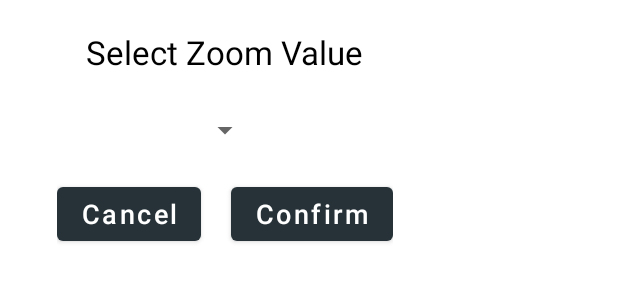
After one commit to aticiadem/RastgeleKonum, an Android app: the layout zoom_custom_dialog.xml on its own in the app's theme, with its tools: preview values and no code run, on a phone screen of 412 x 824 dp. The commit adds this screen. Shown: the top 300 px of the screen. Run offline under Robolectric (Android 15) with nearby library versions, the phone set to English and light mode, and no system bars.

Commit message:
Zoom ayari eklendi.

```diff
--- a/app/src/main/java/com/adematici/rastgelekonum/MapsActivity.kt
+++ b/app/src/main/java/com/adematici/rastgelekonum/MapsActivity.kt
@@ -38,7 +38,7 @@ class MapsActivity : AppCompatActivity(), OnMapReadyCallback {
         mapFragment.getMapAsync(this)
 
         sp = getSharedPreferences("ZoomInfo", Context.MODE_PRIVATE)!!
-        zoomValue = sp.getFloat("zoomFloat",15f)
+        zoomValue = sp.getFloat("zoomFloat",1f)
     }
 
     override fun onMapReady(googleMap: GoogleMap) {
--- a/app/src/main/java/com/adematici/rastgelekonum/ui/fragment/RandomFragment.kt
+++ b/app/src/main/java/com/adematici/rastgelekonum/ui/fragment/RandomFragment.kt
@@ -1,14 +1,19 @@
 package com.adematici.rastgelekonum.ui.fragment
 
 import android.content.Context
+import android.content.DialogInterface
 import android.content.Intent
 import android.content.SharedPreferences
 import android.os.Bundle
 import android.view.*
+import android.widget.ArrayAdapter
+import android.widget.Toast
+import androidx.appcompat.app.AlertDialog
 import androidx.fragment.app.Fragment
 import com.adematici.rastgelekonum.MapsActivity
 import com.adematici.rastgelekonum.R
 import com.adematici.rastgelekonum.databinding.FragmentRandomBinding
+import com.adematici.rastgelekonum.databinding.ZoomCustomDialogBinding
 import com.adematici.rastgelekonum.ui.activity.SettingsActivity
 import kotlin.random.Random
 
@@ -27,13 +32,6 @@ class RandomFragment : Fragment() {
     override fun onViewCreated(view: View, savedInstanceState: Bundle?) {
         super.onViewCreated(view, savedInstanceState)
         setHasOptionsMenu(true)
-
-        zoomValue = 1f // DEFAULT
-
-        sp = activity?.getSharedPreferences("ZoomInfo", Context.MODE_PRIVATE)!!
-        val editor = sp.edit()
-        editor.putFloat("zoomFloat",zoomValue!!)
-        editor.apply()
 
         binding.buttonRandomLocation.setOnClickListener {
             val latitude: Double = Random.nextDouble(-85.0,85.0)
@@ -64,7 +62,28 @@ class RandomFragment : Fragment() {
                 return true
             }
             R.id.action_zoom_value -> {
-                // zoom setting
+                // Alert Dialog
+                val builder = AlertDialog.Builder(requireActivity())
+                val dialogBinding: ZoomCustomDialogBinding = ZoomCustomDialogBinding.inflate(layoutInflater)
+                builder.setView(dialogBinding.root)
+                val mAlertDialog = builder.show()
+
+                val list = arrayOf("1","2","3","4","5","6","7","8","9"
+                        ,"10","11","12","13","14","15","16","17","18","19","20")
+                val spinnerAdapter = ArrayAdapter(requireActivity(),android.R.layout.simple_spinner_item,list)
+                dialogBinding.spinner.adapter = spinnerAdapter
+
+                dialogBinding.buttonAlertConfirm.setOnClickListener {
+                    val newZoomValue = dialogBinding.spinner.selectedItem
+                    sp = activity?.getSharedPreferences("ZoomInfo", Context.MODE_PRIVATE)!!
+                    val editor = sp.edit()
+                    editor.putFloat("zoomFloat",newZoomValue.toString().toFloat())
+                    editor.apply()
+                    mAlertDialog.dismiss()
+                }
+                dialogBinding.buttonAlertCancel.setOnClickListener {
+                    mAlertDialog.dismiss()
+                }
             }
         }
         return true
--- /dev/null
+++ b/app/src/main/res/layout/zoom_custom_dialog.xml
@@ -0,0 +1,69 @@
+<?xml version="1.0" encoding="utf-8"?>
+<LinearLayout
+    xmlns:android="http://schemas.android.com/apk/res/android"
+    xmlns:app="http://schemas.android.com/apk/res-auto"
+    android:layout_width="300dp"
+    android:layout_height="wrap_content"
+    android:orientation="vertical"
+    android:gravity="center"
+    android:background="@color/white">
+
+    <TextView
+        android:id="@+id/textView"
+        android:layout_width="wrap_content"
+        android:layout_height="wrap_content"
+        android:layout_marginTop="20dp"
+        android:text="@string/select_zoom_value_alert_text"
+        android:textColor="@color/black"
+        android:textSize="22sp"
+        app:layout_constraintEnd_toEndOf="parent"
+        app:layout_constraintStart_toStartOf="parent"
+        app:layout_constraintTop_toTopOf="parent" />
+
+    <Spinner
+        android:id="@+id/spinner"
+        android:layout_width="wrap_content"
+        android:layout_height="wrap_content"
+        android:layout_marginTop="25dp"
+
+        app:layout_constraintEnd_toEndOf="parent"
+        app:layout_constraintStart_toStartOf="parent"
+        app:layout_constraintTop_toBottomOf="@+id/textView" />
+
+    <LinearLayout
+        android:layout_marginTop="30dp"
+        android:layout_width="wrap_content"
+        android:layout_height="wrap_content"
+        android:orientation="horizontal"
+        android:layout_margin="20dp"
+        android:layout_gravity="center">
+
+        <Button
+            android:id="@+id/buttonAlertCancel"
+            android:layout_width="wrap_content"
+            android:layout_height="wrap_content"
+            android:text="@string/cancel_alert_dialog"
+            android:textSize="18sp"
+            android:textAllCaps="false"
+            android:textColor="@color/white"
+            android:layout_marginEnd="20dp"
+            app:layout_constraintEnd_toStartOf="@+id/button2"
+            app:layout_constraintHorizontal_bias="0.5"
+            app:layout_constraintStart_toStartOf="parent"
+            app:layout_constraintTop_toBottomOf="@+id/spinner" />
+
+        <Button
+            android:id="@+id/buttonAlertConfirm"
+            android:layout_width="wrap_content"
+            android:layout_height="wrap_content"
+            android:text="@string/confirm_alert_dialog"
+            android:textSize="18sp"
+            android:textAllCaps="false"
+            android:textColor="@color/white"
+            app:layout_constraintEnd_toEndOf="parent"
+            app:layout_constraintHorizontal_bias="0.5"
+            app:layout_constraintStart_toEndOf="@+id/button"
+            app:layout_constraintTop_toBottomOf="@+id/spinner" />
+    </LinearLayout>
+
+</LinearLayout>
--- a/app/src/main/res/menu/random_menu.xml
+++ b/app/src/main/res/menu/random_menu.xml
@@ -1,5 +1,6 @@
 <?xml version="1.0" encoding="utf-8"?>
-<menu xmlns:android="http://schemas.android.com/apk/res/android"
+<menu
+    xmlns:android="http://schemas.android.com/apk/res/android"
     xmlns:app="http://schemas.android.com/apk/res-auto">
 
     <item
@@ -8,4 +9,9 @@
         app:showAsAction="always"
         android:icon="@drawable/random_settings"/>
 
+    <item
+        android:id="@+id/action_zoom_value"
+        android:title="@string/zoom_value"
+        app:showAsAction="never"/>
+
 </menu>
--- a/app/src/main/res/values/strings.xml
+++ b/app/src/main/res/values/strings.xml
@@ -25,4 +25,8 @@
     <string name="languageenglish">English</string>
     <string name="languageturkish">Turkish</string>
     <string name="title_activity_maps">Map</string>
+    <string name="zoom_value">Zoom Value</string>
+    <string name="cancel_alert_dialog">Cancel</string>
+    <string name="confirm_alert_dialog">Confirm</string>
+    <string name="select_zoom_value_alert_text">Select Zoom Value</string>
 </resources>
```
